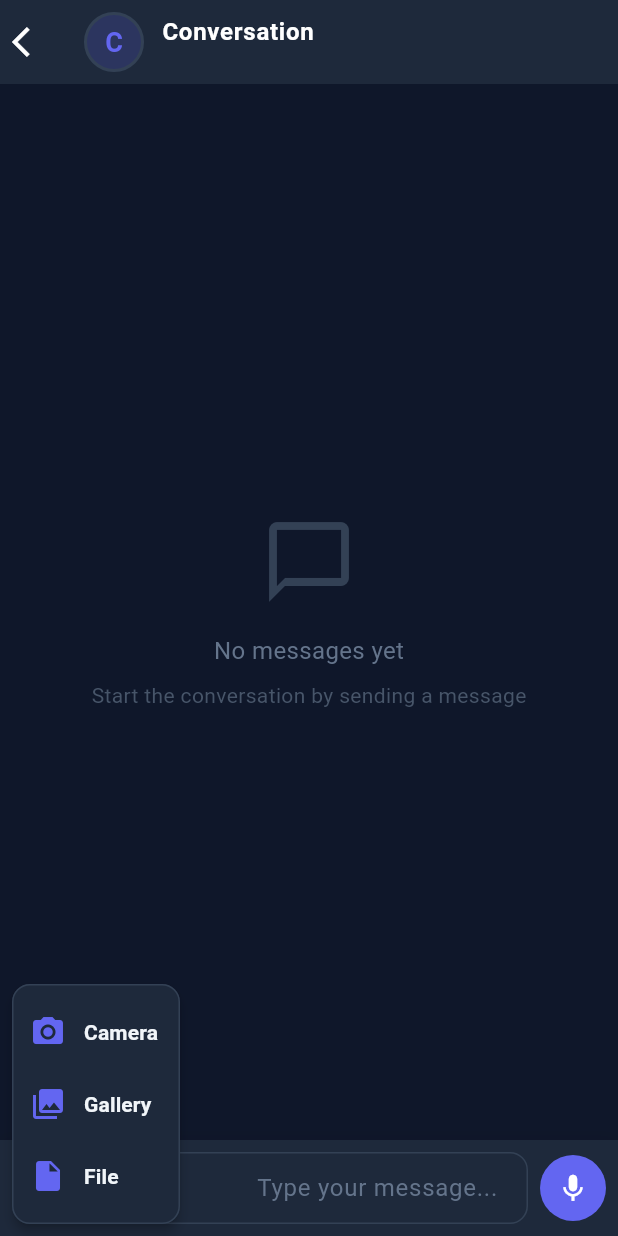
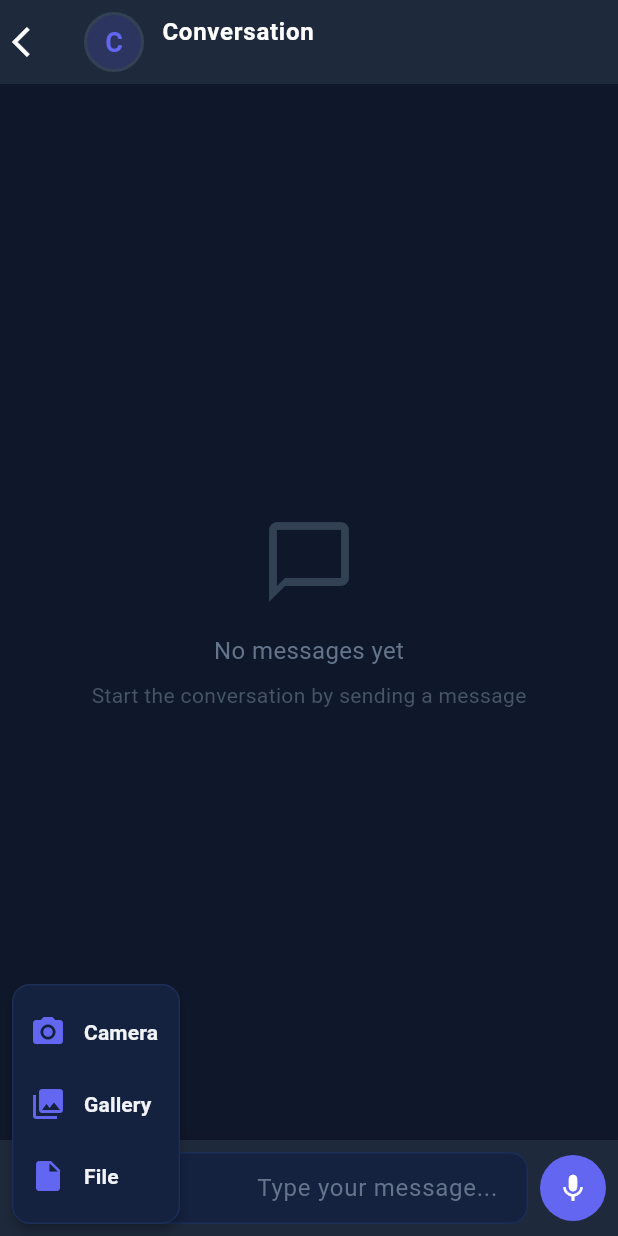
Before and after one commit to fullstackfull/lynomia-chat-app98, a Flutter app: the ChatScreen screen opened directly, after a tap on the "attach file" icon, on a phone screen of 412 x 824 dp. Run offline on Flutter 3.47's test engine with Material 3 defaults, Android fonts, the phone set to English and light mode, and no system bars; our stand-ins replace app_links, bloc, cached_network_image, device_info_plus, dio, equatable and 19 more; missing offline and left inert: flutter_stripe, record; accounts and stored records are empty; network calls fail.

Commit message:
feat(design): one Lynomia palette, and the theme migrated onto it
This application had no palette. It had 53 copies of `Color(0xFF6366F1)`, 48 of
`Color(0xFF1E293B)`, 38 of `Color(0xFF94A3B8)` and a long tail behind them --
every one a raw Tailwind default pasted at a call site.

So the brand colour was wrong, and that is worth stating plainly because the
redesign notes had it the other way round: `0xFF6366F1` is Tailwind indigo-500.
Lynomia's indigo is `0xFF5B5BF0`. Close enough to look like the same decision,
far enough apart to prove nobody made one. The greys were the Tailwind slate
ramp for the same reason.

`lyn_palette.dart` is the Lynomia ramp exactly as `theme/colors.js` defines it in
the web repository, plus the neutral steps the dashboard resolves its slate
tokens to, so the two products now name the same colours. Each token carries what
it is FOR, and the two that cannot carry body text say so with their measured
ratio: `subtle` is 3.8:1 on white (large text and icons only) and `blue` is
3.3:1 (the focus ring and the live dot, nothing else).

`themes.dart` is migrated onto it -- 0 colour literals left in the file, where
there were 104. The mapping is PER THEME rather than global, because a global one
would have inverted the dark theme: `0xFF94A3B8` is icon chrome on a dark field
and has to stay light there (`onDarkSoft`), while on paper the same literal is
tertiary text and should darken (`subtle`). Likewise `0xFF818CF8` is the lifted
indigo that stays legible on ink, but is 2.6:1 on paper, so the light theme takes
the real `indigo` instead.

`hexcolor` is dropped from this file's imports: nothing in it needed a runtime
hex parse once the literals were gone.

Nothing else is touched. Screens still holding literals are screens not yet
migrated, and they are the next step -- chat and the drawer first.

`flutter analyze` on both files: no errors, and the only remaining infos
(`background`, `onBackground`, `withOpacity` deprecations) predate this change.

Co-Authored-By: Claude Opus 5 <noreply@anthropic.com>
Claude-Session: https://claude.ai/code/session_01Qyt7wbs6rdsoHQGX2qYxHT

```diff
--- /dev/null
+++ b/lib/shared/styles/lyn_palette.dart
@@ -0,0 +1,94 @@
+import 'package:flutter/material.dart';
+
+/// The Lynomia palette, as the web products define it.
+///
+/// WHY THIS FILE EXISTS. This application had no palette. It had 53 copies of `Color(0xFF6366F1)`, 48 of
+/// `Color(0xFF1E293B)`, 38 of `Color(0xFF94A3B8)` and so on down a long tail -- every one of them a raw
+/// Tailwind default (indigo-500, slate-800, slate-400 ...) pasted at the call site. So the app's "brand
+/// colour" was Tailwind's indigo, not Lynomia's, and nothing could be changed in one place.
+///
+/// AND THE BRAND COLOUR WAS WRONG, which is worth stating plainly because the redesign notes had it the
+/// other way round: `0xFF6366F1` is Tailwind indigo-500. Lynomia's indigo is `0xFF5B5BF0`. They are close
+/// enough to look like the same decision and far enough apart to prove nobody made one.
+///
+/// The values below are the Lynomia ramp exactly as `theme/colors.js` in the web repository defines it,
+/// plus the neutral steps the dashboard resolves its `slate` tokens to. Flutter and the web now name the
+/// same colours, so a change to the identity is a change in two files rather than in six hundred call sites.
+///
+/// NOTHING HERE IS APPLIED BY EXISTING. `themes.dart` consumes it; screens are migrated one at a time, and
+/// a screen still holding literals is simply a screen not yet reached.
+class LynPalette {
+  const LynPalette._();
+
+  // ── Brand ────────────────────────────────────────────────────────────────
+  /// The deep field the marketing site opens on, and this app's dark background.
+  static const Color ink = Color(0xFF0A1733);
+
+  /// One step above `ink`: cards, sheets and the drawer on the dark theme.
+  static const Color inkRaised = Color(0xFF14213F);
+
+  /// Body text on paper. The readable mid-tone, not a grey.
+  static const Color inkSoft = Color(0xFF2A3A5C);
+
+  /// Structure and depth in the dark: hairlines, dividers, inactive chrome.
+  static const Color lineDark = Color(0xFF1C2E55);
+
+  /// The considered blue. Headings and links on paper.
+  static const Color royal = Color(0xFF1D3FA8);
+
+  /// The action colour: primary buttons, the sending state, the active tab.
+  static const Color indigo = Color(0xFF5B5BF0);
+
+  /// Pressed and hovered states of `indigo`.
+  static const Color indigoDeep = Color(0xFF4038C9);
+
+  /// `indigo` lifted for legibility ON a dark field -- iris-8 in the dashboard ramp.
+  /// Never use this on paper: it is 2.6:1 there.
+  static const Color indigoOnDark = Color(0xFF9B9EF0);
+
+  /// The quiet brand wash: selected rows, the agent's own message bubble.
+  static const Color indigoWash = Color(0xFFE6E7FF);
+
+  /// Text on `indigoWash`.
+  static const Color indigoInk = Color(0xFF272962);
+
+  /// Electric blue. The focus ring and the live indicator, and nothing else --
+  /// on paper it is 3.3:1 and fails as body text.
+  static const Color blue = Color(0xFF0090FF);
+
+  /// The single bold note. One per screen.
+  static const Color magenta = Color(0xFFD6246E);
+
+  // ── Surfaces ─────────────────────────────────────────────────────────────
+  static const Color paper = Color(0xFFFFFFFF);
+
+  /// The page behind the cards on the light theme.
+  static const Color paperSoft = Color(0xFFF8FAFE);
+
+  /// The tinted field: alternating bands, input fills, pressed rows.
+  static const Color mist = Color(0xFFF3F5FB);
+
+  /// The hairline between surfaces on paper.
+  static const Color line = Color(0xFFE2E7F3);
+
+  // ── Neutral text ─────────────────────────────────────────────────────────
+  /// Secondary text on paper. 5.4:1 on white -- passes AA for body copy.
+  static const Color muted = Color(0xFF60646C);
+
+  /// Tertiary text and icons on paper. 3.8:1 on white, so it passes AA for
+  /// large text and for icons, and must not carry body copy.
+  static const Color subtle = Color(0xFF80838D);
+
+  /// Secondary text ON a dark field.
+  static const Color onDarkSoft = Color(0xFFC6CAD6);
+
+  /// Primary text ON a dark field.
+  static const Color onDark = Color(0xFFF1F3F9);
+
+  // ── Status ───────────────────────────────────────────────────────────────
+  static const Color danger = Color(0xFFEF4444);
+  static const Color warning = Color(0xFFF59E0B);
+  static const Color warningSoft = Color(0xFFFCD34D);
+  static const Color warningInk = Color(0xFF92400E);
+  static const Color success = Color(0xFF16A34A);
+}
--- a/lib/shared/styles/themes.dart
+++ b/lib/shared/styles/themes.dart
@@ -1,89 +1,89 @@
 import 'package:flutter/material.dart';
 import 'package:flutter/services.dart';
-import 'package:hexcolor/hexcolor.dart';
+import 'lyn_palette.dart';
 
 // ─── Dark Theme ────────────────────────────────
 ThemeData darkTheme = ThemeData(
   colorScheme: ColorScheme.dark(
-    primary: const Color(0xFF6366F1),
+    primary: LynPalette.indigo,
     onPrimary: Colors.white,
-    primaryContainer: const Color(0xFF4338CA),
+    primaryContainer: LynPalette.indigoDeep,
     onPrimaryContainer: Colors.white,
-    secondary: const Color(0xFF818CF8),
+    secondary: LynPalette.indigoOnDark,
     onSecondary: Colors.white,
-    surface: const Color(0xFF1E293B),
-    onSurface: const Color(0xFFF1F5F9),
-    surfaceContainerHighest: const Color(0xFF334155),
-    background: const Color(0xFF0F172A),
-    onBackground: const Color(0xFFF1F5F9),
-    error: const Color(0xFFEF4444),
+    surface: LynPalette.inkRaised,
+    onSurface: LynPalette.onDark,
+    surfaceContainerHighest: LynPalette.lineDark,
+    background: LynPalette.ink,
+    onBackground: LynPalette.onDark,
+    error: LynPalette.danger,
     onError: Colors.white,
   ),
-  scaffoldBackgroundColor: const Color(0xFF0F172A),
+  scaffoldBackgroundColor: LynPalette.ink,
   cardTheme: CardThemeData(
-    color: const Color(0xFF1E293B),
+    color: LynPalette.inkRaised,
     elevation: 0,
     shape: RoundedRectangleBorder(
       borderRadius: BorderRadius.circular(16),
-      side: const BorderSide(color: Color(0xFF334155), width: 1),
+      side: const BorderSide(color: LynPalette.lineDark, width: 1),
     ),
   ),
   appBarTheme: const AppBarTheme(
     systemOverlayStyle: SystemUiOverlayStyle(
       statusBarColor: Colors.transparent,
       statusBarIconBrightness: Brightness.light,
-      systemNavigationBarColor: Color(0xFF0F172A),
+      systemNavigationBarColor: LynPalette.ink,
       systemNavigationBarIconBrightness: Brightness.light,
     ),
-    backgroundColor: Color(0xFF0F172A),
+    backgroundColor: LynPalette.ink,
     titleTextStyle: TextStyle(
       fontWeight: FontWeight.w600,
       fontSize: 20,
-      color: Color(0xFFF1F5F9),
+      color: LynPalette.onDark,
       letterSpacing: 0.5,
     ),
     elevation: 0,
     centerTitle: true,
-    iconTheme: IconThemeData(color: Color(0xFF94A3B8)),
-    actionsIconTheme: IconThemeData(color: Color(0xFF94A3B8)),
+    iconTheme: IconThemeData(color: LynPalette.onDarkSoft),
+    actionsIconTheme: IconThemeData(color: LynPalette.onDarkSoft),
   ),
   bottomNavigationBarTheme: const BottomNavigationBarThemeData(
-    backgroundColor: Color(0xFF0F172A),
-    unselectedItemColor: Color(0xFF64748B),
-    selectedItemColor: Color(0xFF818CF8),
+    backgroundColor: LynPalette.ink,
+    unselectedItemColor: LynPalette.subtle,
+    selectedItemColor: LynPalette.indigoOnDark,
     type: BottomNavigationBarType.fixed,
-    selectedIconTheme: IconThemeData(color: Color(0xFF818CF8), size: 24),
-    unselectedIconTheme: IconThemeData(color: Color(0xFF64748B), size: 24),
+    selectedIconTheme: IconThemeData(color: LynPalette.indigoOnDark, size: 24),
+    unselectedIconTheme: IconThemeData(color: LynPalette.subtle, size: 24),
     selectedLabelStyle: TextStyle(fontWeight: FontWeight.w600, fontSize: 12),
     elevation: 0,
   ),
   textTheme: const TextTheme(
-    displayLarge: TextStyle(fontSize: 32, fontWeight: FontWeight.bold, color: Color(0xFFF8FAFC)),
-    titleLarge: TextStyle(fontSize: 22, fontWeight: FontWeight.w600, color: Color(0xFFF1F5F9)),
-    titleMedium: TextStyle(fontSize: 16, fontWeight: FontWeight.w600, color: Color(0xFFE2E8F0)),
-    bodyLarge: TextStyle(fontSize: 16, color: Color(0xFFCBD5E1)),
-    bodyMedium: TextStyle(fontSize: 14, color: Color(0xFF94A3B8)),
-    labelLarge: TextStyle(fontSize: 14, fontWeight: FontWeight.w600, color: Color(0xFF64748B)),
+    displayLarge: TextStyle(fontSize: 32, fontWeight: FontWeight.bold, color: LynPalette.onDark),
+    titleLarge: TextStyle(fontSize: 22, fontWeight: FontWeight.w600, color: LynPalette.onDark),
+    titleMedium: TextStyle(fontSize: 16, fontWeight: FontWeight.w600, color: LynPalette.onDarkSoft),
+    bodyLarge: TextStyle(fontSize: 16, color: LynPalette.onDarkSoft),
+    bodyMedium: TextStyle(fontSize: 14, color: LynPalette.onDarkSoft),
+    labelLarge: TextStyle(fontSize: 14, fontWeight: FontWeight.w600, color: LynPalette.subtle),
   ),
-  drawerTheme: const DrawerThemeData(backgroundColor: Color(0xFF1E293B), elevation: 0),
+  drawerTheme: const DrawerThemeData(backgroundColor: LynPalette.inkRaised, elevation: 0),
   dialogTheme: DialogThemeData(
-    backgroundColor: const Color(0xFF1E293B),
-    titleTextStyle: const TextStyle(color: Color(0xFFF1F5F9), fontSize: 20, fontWeight: FontWeight.w600),
-    contentTextStyle: const TextStyle(color: Color(0xFFCBD5E1), fontSize: 16),
+    backgroundColor: LynPalette.inkRaised,
+    titleTextStyle: const TextStyle(color: LynPalette.onDark, fontSize: 20, fontWeight: FontWeight.w600),
+    contentTextStyle: const TextStyle(color: LynPalette.onDarkSoft, fontSize: 16),
     shape: RoundedRectangleBorder(
       borderRadius: BorderRadius.circular(20),
-      side: const BorderSide(color: Color(0xFF334155), width: 1),
+      side: const BorderSide(color: LynPalette.lineDark, width: 1),
     ),
   ),
   textButtonTheme: TextButtonThemeData(
     style: TextButton.styleFrom(
-      foregroundColor: const Color(0xFF818CF8),
+      foregroundColor: LynPalette.indigoOnDark,
       textStyle: const TextStyle(fontWeight: FontWeight.w600),
     ),
   ),
   elevatedButtonTheme: ElevatedButtonThemeData(
     style: ElevatedButton.styleFrom(
-      backgroundColor: const Color(0xFF6366F1),
+      backgroundColor: LynPalette.indigo,
       foregroundColor: Colors.white,
       elevation: 0,
       shape: RoundedRectangleBorder(borderRadius: BorderRadius.circular(12)),
@@ -92,48 +92,48 @@ ThemeData darkTheme = ThemeData(
   ),
   inputDecorationTheme: InputDecorationTheme(
     filled: true,
-    fillColor: const Color(0xFF1E293B),
+    fillColor: LynPalette.inkRaised,
     border: OutlineInputBorder(
       borderRadius: BorderRadius.circular(12),
-      borderSide: const BorderSide(color: Color(0xFF334155)),
+      borderSide: const BorderSide(color: LynPalette.lineDark),
     ),
     enabledBorder: OutlineInputBorder(
       borderRadius: BorderRadius.circular(12),
-      borderSide: const BorderSide(color: Color(0xFF334155)),
+      borderSide: const BorderSide(color: LynPalette.lineDark),
     ),
     focusedBorder: OutlineInputBorder(
       borderRadius: BorderRadius.circular(12),
-      borderSide: const BorderSide(color: Color(0xFF818CF8), width: 2),
+      borderSide: const BorderSide(color: LynPalette.indigoOnDark, width: 2),
     ),
-    labelStyle: const TextStyle(color: Color(0xFF94A3B8)),
-    hintStyle: const TextStyle(color: Color(0xFF64748B)),
+    labelStyle: const TextStyle(color: LynPalette.onDarkSoft),
+    hintStyle: const TextStyle(color: LynPalette.subtle),
   ),
-  dividerTheme: const DividerThemeData(color: Color(0xFF334155), thickness: 1),
+  dividerTheme: const DividerThemeData(color: LynPalette.lineDark, thickness: 1),
   progressIndicatorTheme: const ProgressIndicatorThemeData(
-    color: Color(0xFF818CF8),
-    circularTrackColor: Color(0xFF334155),
+    color: LynPalette.indigoOnDark,
+    circularTrackColor: LynPalette.lineDark,
   ),
   popupMenuTheme: PopupMenuThemeData(
-    color: const Color(0xFF1E293B),
-    textStyle: const TextStyle(color: Color(0xFFF1F5F9)),
+    color: LynPalette.inkRaised,
+    textStyle: const TextStyle(color: LynPalette.onDark),
     shape: RoundedRectangleBorder(
       borderRadius: BorderRadius.circular(12),
-      side: const BorderSide(color: Color(0xFF334155)),
+      side: const BorderSide(color: LynPalette.lineDark),
     ),
   ),
   listTileTheme: const ListTileThemeData(
-    iconColor: Color(0xFF94A3B8),
-    textColor: Color(0xFFE2E8F0),
+    iconColor: LynPalette.onDarkSoft,
+    textColor: LynPalette.onDarkSoft,
     tileColor: Colors.transparent,
   ),
   chipTheme: ChipThemeData(
-    backgroundColor: const Color(0xFF334155),
-    selectedColor: const Color(0xFF6366F1),
-    labelStyle: const TextStyle(color: Color(0xFFF1F5F9), fontSize: 12),
+    backgroundColor: LynPalette.lineDark,
+    selectedColor: LynPalette.indigo,
+    labelStyle: const TextStyle(color: LynPalette.onDark, fontSize: 12),
     shape: RoundedRectangleBorder(borderRadius: BorderRadius.circular(8), side: BorderSide.none),
   ),
   floatingActionButtonTheme: const FloatingActionButtonThemeData(
-    backgroundColor: Color(0xFF6366F1),
+    backgroundColor: LynPalette.indigo,
     foregroundColor: Colors.white,
     elevation: 4,
   ),
@@ -143,86 +143,86 @@ ThemeData darkTheme = ThemeData(
 // ─── Light Theme ───────────────────────────────
 ThemeData lightTheme = ThemeData(
   colorScheme: ColorScheme.light(
-    primary: const Color(0xFF6366F1),
+    primary: LynPalette.indigo,
     onPrimary: Colors.white,
-    primaryContainer: const Color(0xFFE0E7FF),
-    onPrimaryContainer: const Color(0xFF312E81),
-    secondary: const Color(0xFF818CF8),
+    primaryContainer: LynPalette.indigoWash,
+    onPrimaryContainer: LynPalette.indigoInk,
+    secondary: LynPalette.indigo,
     onSecondary: Colors.white,
     surface: Colors.white,
-    onSurface: const Color(0xFF1E293B),
-    surfaceContainerHighest: const Color(0xFFF1F5F9),
-    background: const Color(0xFFF8FAFC),
-    onBackground: const Color(0xFF1E293B),
-    error: const Color(0xFFEF4444),
+    onSurface: LynPalette.inkSoft,
+    surfaceContainerHighest: LynPalette.mist,
+    background: LynPalette.paperSoft,
+    onBackground: LynPalette.inkSoft,
+    error: LynPalette.danger,
     onError: Colors.white,
   ),
-  scaffoldBackgroundColor: const Color(0xFFF8FAFC),
+  scaffoldBackgroundColor: LynPalette.paperSoft,
   cardTheme: CardThemeData(
     color: Colors.white,
     elevation: 1,
-    shadowColor: const Color(0xFF94A3B8).withOpacity(0.15),
+    shadowColor: LynPalette.subtle.withOpacity(0.15),
     shape: RoundedRectangleBorder(
       borderRadius: BorderRadius.circular(16),
-      side: const BorderSide(color: Color(0xFFE2E8F0), width: 1),
+      side: const BorderSide(color: LynPalette.line, width: 1),
     ),
   ),
   appBarTheme: const AppBarTheme(
     systemOverlayStyle: SystemUiOverlayStyle(
       statusBarColor: Colors.transparent,
       statusBarIconBrightness: Brightness.dark,
-      systemNavigationBarColor: Color(0xFFF8FAFC),
+      systemNavigationBarColor: LynPalette.paperSoft,
       systemNavigationBarIconBrightness: Brightness.dark,
     ),
     backgroundColor: Colors.white,
     titleTextStyle: TextStyle(
       fontWeight: FontWeight.w600,
       fontSize: 20,
-      color: Color(0xFF1E293B),
+      color: LynPalette.inkSoft,
       letterSpacing: 0.5,
     ),
     elevation: 0,
     centerTitle: true,
-    iconTheme: IconThemeData(color: Color(0xFF334155)),
-    actionsIconTheme: IconThemeData(color: Color(0xFF334155)),
+    iconTheme: IconThemeData(color: LynPalette.inkSoft),
+    actionsIconTheme: IconThemeData(color: LynPalette.inkSoft),
   ),
   bottomNavigationBarTheme: const BottomNavigationBarThemeData(
     backgroundColor: Colors.white,
-    unselectedItemColor: Color(0xFF94A3B8),
-    selectedItemColor: Color(0xFF6366F1),
+    unselectedItemColor: LynPalette.subtle,
+    selectedItemColor: LynPalette.indigo,
     type: BottomNavigationBarType.fixed,
-    selectedIconTheme: IconThemeData(color: Color(0xFF6366F1), size: 24),
-    unselectedIconTheme: IconThemeData(color: Color(0xFF94A3B8), size: 24),
+    selectedIconTheme: IconThemeData(color: LynPalette.indigo, size: 24),
+    unselectedIconTheme: IconThemeData(color: LynPalette.subtle, size: 24),
     selectedLabelStyle: TextStyle(fontWeight: FontWeight.w600, fontSize: 12),
     elevation: 0,
   ),
   textTheme: const TextTheme(
-    displayLarge: TextStyle(fontSize: 32, fontWeight: FontWeight.bold, color: Color(0xFF0F172A)),
-    titleLarge: TextStyle(fontSize: 22, fontWeight: FontWeight.w600, color: Color(0xFF1E293B)),
-    titleMedium: TextStyle(fontSize: 16, fontWeight: FontWeight.w600, color: Color(0xFF334155)),
-    bodyLarge: TextStyle(fontSize: 16, color: Color(0xFF475569)),
-    bodyMedium: TextStyle(fontSize: 14, color: Color(0xFF64748B)),
-    labelLarge: TextStyle(fontSize: 14, fontWeight: FontWeight.w600, color: Color(0xFF94A3B8)),
+    displayLarge: TextStyle(fontSize: 32, fontWeight: FontWeight.bold, color: LynPalette.ink),
+    titleLarge: TextStyle(fontSize: 22, fontWeight: FontWeight.w600, color: LynPalette.inkSoft),
+    titleMedium: TextStyle(fontSize: 16, fontWeight: FontWeight.w600, color: LynPalette.inkSoft),
+    bodyLarge: TextStyle(fontSize: 16, color: LynPalette.inkSoft),
+    bodyMedium: TextStyle(fontSize: 14, color: LynPalette.muted),
+    labelLarge: TextStyle(fontSize: 14, fontWeight: FontWeight.w600, color: LynPalette.subtle),
   ),
-  drawerTheme: const DrawerThemeData(backgroundColor: Color(0xFFF8FAFC), elevation: 1),
+  drawerTheme: const DrawerThemeData(backgroundColor: LynPalette.paperSoft, elevation: 1),
   dialogTheme: DialogThemeData(
     backgroundColor: Colors.white,
-    titleTextStyle: const TextStyle(color: Color(0xFF1E293B), fontSize: 20, fontWeight: FontWeight.w600),
-    contentTextStyle: const TextStyle(color: Color(0xFF64748B), fontSize: 16),
+    titleTextStyle: const TextStyle(color: LynPalette.inkSoft, fontSize: 20, fontWeight: FontWeight.w600),
+    contentTextStyle: const TextStyle(color: LynPalette.muted, fontSize: 16),
     shape: RoundedRectangleBorder(
       borderRadius: BorderRadius.circular(20),
-      side: const BorderSide(color: Color(0xFFE2E8F0), width: 1),
+      side: const BorderSide(color: LynPalette.line, width: 1),
     ),
   ),
   textButtonTheme: TextButtonThemeData(
     style: TextButton.styleFrom(
-      foregroundColor: const Color(0xFF6366F1),
+      foregroundColor: LynPalette.indigo,
       textStyle: const TextStyle(fontWeight: FontWeight.w600),
     ),
   ),
   elevatedButtonTheme: ElevatedButtonThemeData(
     style: ElevatedButton.styleFrom(
-      backgroundColor: const Color(0xFF6366F1),
+      backgroundColor: LynPalette.indigo,
       foregroundColor: Colors.white,
       elevation: 0,
       shape: RoundedRectangleBorder(borderRadius: BorderRadius.circular(12)),
@@ -231,51 +231,51 @@ ThemeData lightTheme = ThemeData(
   ),
   inputDecorationTheme: InputDecorationTheme(
     filled: true,
-    fillColor: const Color(0xFFF1F5F9),
+    fillColor: LynPalette.mist,
     border: OutlineInputBorder(
       borderRadius: BorderRadius.circular(12),
-      borderSide: const BorderSide(color: Color(0xFFE2E8F0)),
+      borderSide: const BorderSide(color: LynPalette.line),
     ),
     enabledBorder: OutlineInputBorder(
       borderRadius: BorderRadius.circular(12),
-      borderSide: const BorderSide(color: Color(0xFFE2E8F0)),
+      borderSide: const BorderSide(color: LynPalette.line),
     ),
     focusedBorder: OutlineInputBorder(
       borderRadius: BorderRadius.circular(12),
-      borderSide: const BorderSide(color: Color(0xFF6366F1), width: 2),
+      borderSide: const BorderSide(color: LynPalette.indigo, width: 2),
     ),
-    labelStyle: const TextStyle(color: Color(0xFF64748B)),
-    hintStyle: const TextStyle(color: Color(0xFF94A3B8)),
+    labelStyle: const TextStyle(color: LynPalette.muted),
+    hintStyle: const TextStyle(color: LynPalette.subtle),
   ),
-  dividerTheme: const DividerThemeData(color: Color(0xFFE2E8F0), thickness: 1),
+  dividerTheme: const DividerThemeData(color: LynPalette.line, thickness: 1),
   progressIndicatorTheme: const ProgressIndicatorThemeData(
-    color: Color(0xFF6366F1),
-    circularTrackColor: Color(0xFFE2E8F0),
+    color: LynPalette.indigo,
+    circularTrackColor: LynPalette.line,
   ),
   popupMenuTheme: PopupMenuThemeData(
     color: Colors.white,
-    textStyle: const TextStyle(color: Color(0xFF1E293B)),
+    textStyle: const TextStyle(color: LynPalette.inkSoft),
     shape: RoundedRectangleBorder(
       borderRadius: BorderRadius.circular(12),
-      side: const BorderSide(color: Color(0xFFE2E8F0)),
+      side: const BorderSide(color: LynPalette.line),
     ),
   ),
   listTileTheme: const ListTileThemeData(
-    iconColor: Color(0xFF64748B),
-    textColor: Color(0xFF334155),
+    iconColor: LynPalette.muted,
+    textColor: LynPalette.inkSoft,
     tileColor: Colors.transparent,
   ),
   chipTheme: ChipThemeData(
-    backgroundColor: const Color(0xFFF1F5F9),
-    selectedColor: const Color(0xFF6366F1),
-    labelStyle: const TextStyle(color: Color(0xFF334155), fontSize: 12),
+    backgroundColor: LynPalette.mist,
+    selectedColor: LynPalette.indigo,
+    labelStyle: const TextStyle(color: LynPalette.inkSoft, fontSize: 12),
     shape: RoundedRectangleBorder(borderRadius: BorderRadius.circular(8), side: BorderSide.none),
   ),
   floatingActionButtonTheme: const FloatingActionButtonThemeData(
-    backgroundColor: Color(0xFF6366F1),
+    backgroundColor: LynPalette.indigo,
     foregroundColor: Colors.white,
     elevation: 4,
   ),
-  canvasColor: const Color(0xFFF1F5F9),
+  canvasColor: LynPalette.mist,
   useMaterial3: true,
 );
```
